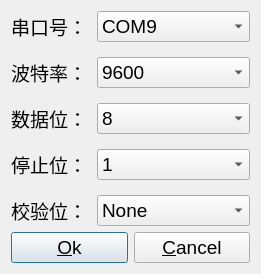
Qt form window/comdialog.ui (leek520/WBP) before a commit.
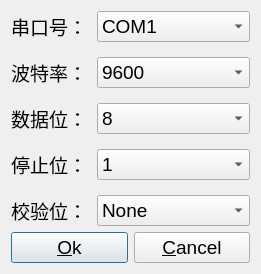
The same form after that commit.

```diff
--- a/window/comdialog.ui
+++ b/window/comdialog.ui
@@ -52,7 +52,7 @@
      <item row="0" column="1">
       <widget class="QComboBox" name="nameCbx">
        <property name="currentIndex">
-        <number>8</number>
+        <number>0</number>
        </property>
        <item>
         <property name="text">
```
